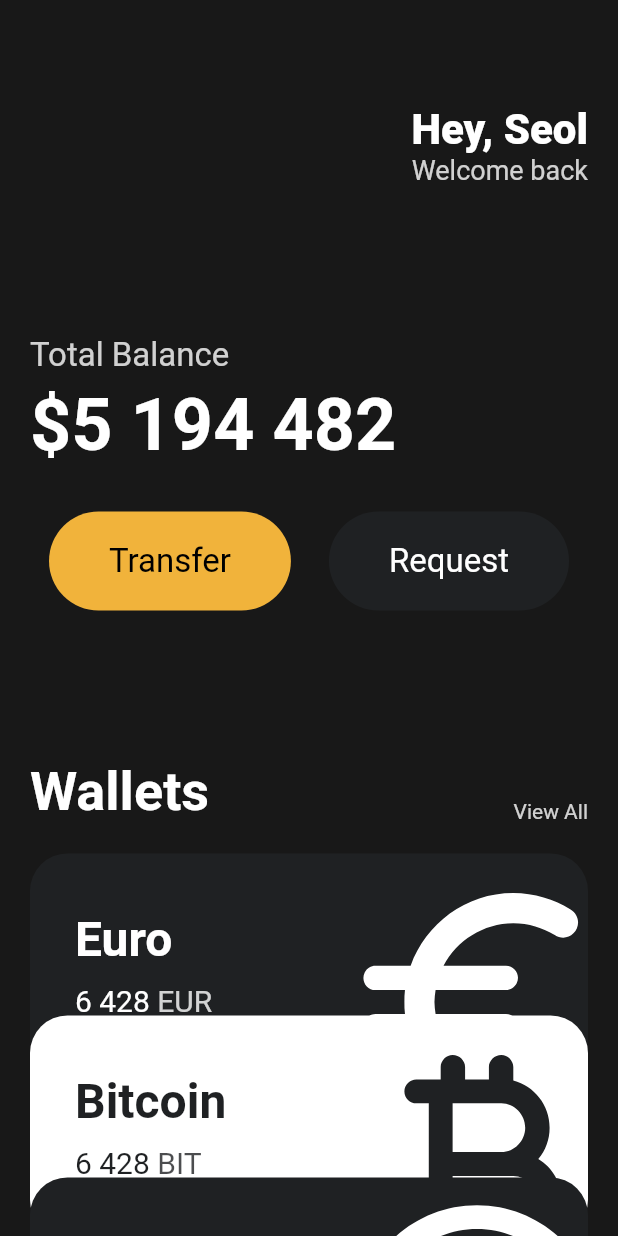
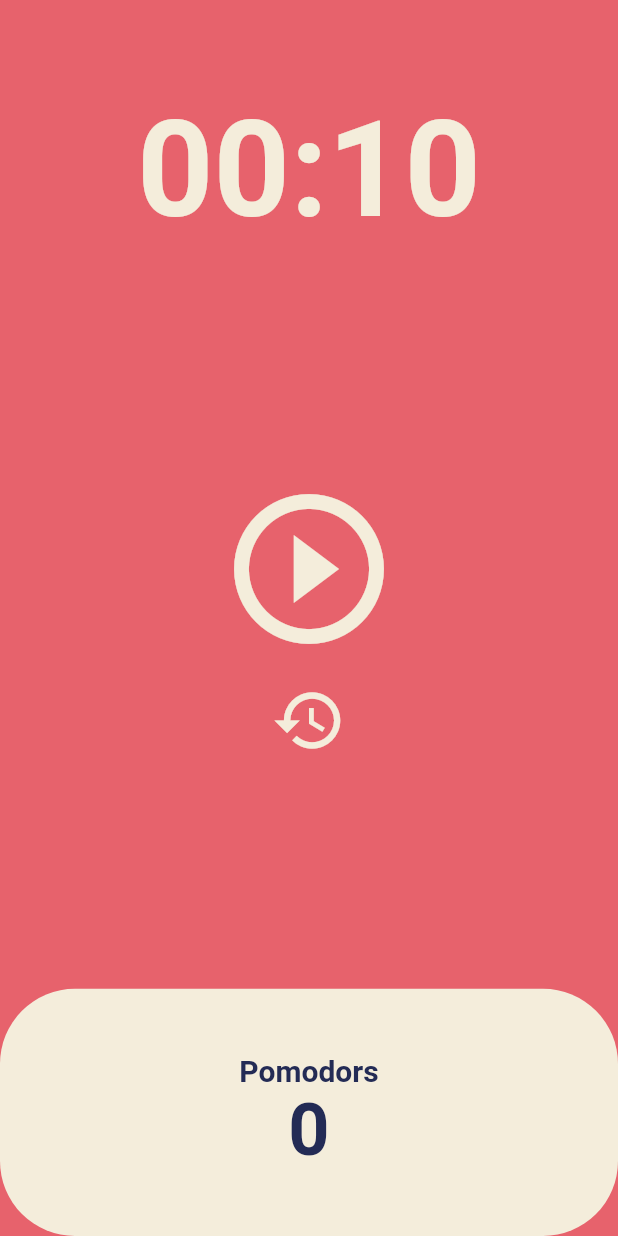
Before and after one commit to seolhs04/flutter-playground, a Flutter app: the screen it shows after launch, on a phone screen of 412 x 824 dp. Run offline on Flutter 3.47's test engine with Material 2 defaults, Android fonts, the phone set to English and light mode, and no system bars.

```diff
--- a/lib/main.dart
+++ b/lib/main.dart
@@ -1,6 +1,5 @@
 import 'package:flutter/material.dart';
-import 'package:flutter_app/widgets/Button.dart';
-import 'package:flutter_app/widgets/currency_card.dart';
+import 'package:flutter_app/screens/home_screen.dart';
 
 void main() {
   runApp(const App());
@@ -12,139 +11,18 @@ class App extends StatelessWidget {
   @override
   Widget build(BuildContext context) {
     return MaterialApp(
-      home: Scaffold(
-          backgroundColor: const Color(0xFF181818),
-          body: SingleChildScrollView(
-            child: Padding(
-              padding: const EdgeInsets.symmetric(
-                horizontal: 20,
-              ),
-              child: Column(
-                crossAxisAlignment: CrossAxisAlignment.start,
-                children: [
-                  const SizedBox(
-                    height: 70,
-                  ),
-                  Row(
-                    mainAxisAlignment: MainAxisAlignment.end,
-                    children: [
-                      Column(
-                        crossAxisAlignment: CrossAxisAlignment.end,
-                        children: [
-                          const Text(
-                            'Hey, Seol',
-                            style: TextStyle(
-                              color: Colors.white,
-                              fontSize: 28,
-                              fontWeight: FontWeight.w800,
-                            ),
-                          ),
-                          Text(
-                            'Welcome back',
-                            style: TextStyle(
-                              color: Colors.white.withOpacity(0.8),
-                              fontSize: 18,
-                            ),
-                          ),
-                        ],
-                      )
-                    ],
-                  ),
-                  const SizedBox(
-                    height: 100,
-                  ),
-                  Text(
-                    'Total Balance',
-                    style: TextStyle(
-                      fontSize: 22,
-                      color: Colors.white.withOpacity(0.8),
-                    ),
-                  ),
-                  const SizedBox(
-                    height: 5,
-                  ),
-                  const Text(
-                    '\$5 194 482',
-                    style: TextStyle(
-                      fontSize: 48,
-                      fontWeight: FontWeight.w600,
-                      color: Colors.white,
-                    ),
-                  ),
-                  const SizedBox(
-                    height: 30,
-                  ),
-                  Row(
-                    mainAxisAlignment: MainAxisAlignment.spaceAround,
-                    children: const [
-                      Button(
-                          text: 'Transfer',
-                          bgColor: Color(0xFFF1B33B),
-                          textColor: Colors.black),
-                      Button(
-                          text: 'Request',
-                          bgColor: Color(0xFF1F2123),
-                          textColor: Colors.white)
-                    ],
-                  ),
-                  const SizedBox(
-                    height: 100,
-                  ),
-                  Row(
-                    mainAxisAlignment: MainAxisAlignment.spaceBetween,
-                    crossAxisAlignment: CrossAxisAlignment.end,
-                    children: [
-                      const Text(
-                        'Wallets',
-                        style: TextStyle(
-                          color: Colors.white,
-                          fontSize: 36,
-                          fontWeight: FontWeight.w600,
-                        ),
-                      ),
-                      Text(
-                        'View All',
-                        style: TextStyle(color: Colors.white.withOpacity(0.8)),
-                      ),
-                    ],
-                  ),
-                  const SizedBox(
-                    height: 20,
-                  ),
-                  const CurrencyCard(
-                    name: 'Euro',
-                    code: 'EUR',
-                    amount: '6 428',
-                    icon: Icons.euro_rounded,
-                    isInverted: false,
-                    order: 0,
-                  ),
-                  Transform.translate(
-                    offset: const Offset(0, -20),
-                    child: const CurrencyCard(
-                      name: 'Bitcoin',
-                      code: 'BIT',
-                      amount: '6 428',
-                      icon: Icons.currency_bitcoin_rounded,
-                      isInverted: true,
-                      order: 1,
-                    ),
-                  ),
-                  Transform.translate(
-                    offset: const Offset(0, -40),
-                    child: const CurrencyCard(
-                      name: 'Dollar',
-                      code: 'USD',
-                      amount: '6 428',
-                      icon: Icons.monetization_on_outlined,
-                      isInverted: false,
-                      order: 2,
-                    ),
-                  ),
-                ],
-              ),
-            ),
-          )),
+      theme: ThemeData(
+        colorScheme: ColorScheme.fromSwatch(
+          backgroundColor: const Color(0xFFE7626C),
+        ),
+        textTheme: const TextTheme(
+          displayLarge: TextStyle(
+            color: Color(0xFF232B55),
+          ),
+        ),
+        cardColor: const Color(0xFFF4EDDB),
+      ),
+      home: const HomeScreen(),
     );
   }
 }
--- /dev/null
+++ b/lib/screens/home_screen.dart
@@ -0,0 +1,141 @@
+import 'dart:async';
+import 'package:flutter/material.dart';
+
+class HomeScreen extends StatefulWidget {
+  const HomeScreen({super.key});
+
+  @override
+  State<HomeScreen> createState() => _HomeScreenState();
+}
+
+const twentyFiveMinutes = 10;
+
+class _HomeScreenState extends State<HomeScreen> {
+  int totalSeconds = twentyFiveMinutes;
+  bool isRunning = false;
+  int totalPomodoros = 0;
+  late Timer timer;
+
+  void resetTimer() {
+    setState(() {
+      totalSeconds = twentyFiveMinutes;
+      isRunning = false;
+    });
+    timer.cancel();
+  }
+
+  void onTick(Timer timer) {
+    if (totalSeconds == 0) {
+      setState(() {
+        totalPomodoros += 1;
+      });
+      resetTimer();
+    } else {
+      setState(() {
+        totalSeconds -= 1;
+      });
+    }
+  }
+
+  void onStartPressed() {
+    if (isRunning) {
+      timer.cancel();
+    } else {
+      timer = Timer.periodic(const Duration(seconds: 1), onTick);
+    }
+    setState(() {
+      isRunning = !isRunning;
+    });
+  }
+
+  String format(int seconds) {
+    var duration = Duration(seconds: seconds);
+    return duration.toString().split('.').first.substring(2, 7);
+  }
+
+  @override
+  Widget build(BuildContext context) {
+    return Scaffold(
+      backgroundColor: Theme.of(context).colorScheme.background,
+      body: Column(
+        children: [
+          Flexible(
+            flex: 1,
+            child: Container(
+              alignment: Alignment.bottomCenter,
+              child: Text(
+                format(totalSeconds),
+                style: TextStyle(
+                  color: Theme.of(context).cardColor,
+                  fontSize: 89,
+                  fontWeight: FontWeight.w600,
+                ),
+              ),
+            ),
+          ),
+          Flexible(
+            flex: 3,
+            child: Column(
+              mainAxisAlignment: MainAxisAlignment.center,
+              children: [
+                IconButton(
+                  iconSize: 120,
+                  onPressed: onStartPressed,
+                  icon: Icon(isRunning
+                      ? Icons.pause_circle_outline
+                      : Icons.play_circle_outline),
+                  color: Theme.of(context).cardColor,
+                ),
+                IconButton(
+                  iconSize: 50,
+                  onPressed: resetTimer,
+                  icon: const Icon(Icons.restore),
+                  color: Theme.of(context).cardColor,
+                ),
+              ],
+            ),
+          ),
+          Flexible(
+            flex: 1,
+            child: Row(
+              children: [
+                Expanded(
+                  child: Container(
+                    decoration: BoxDecoration(
+                        color: Theme.of(context).cardColor,
+                        borderRadius: BorderRadius.circular(50)),
+                    child: Column(
+                      mainAxisAlignment: MainAxisAlignment.center,
+                      children: [
+                        Text(
+                          'Pomodors',
+                          style: TextStyle(
+                              fontSize: 20,
+                              fontWeight: FontWeight.w600,
+                              color: Theme.of(context)
+                                  .textTheme
+                                  .displayLarge!
+                                  .color),
+                        ),
+                        Text(
+                          '$totalPomodoros',
+                          style: TextStyle(
+                              fontSize: 48,
+                              fontWeight: FontWeight.w600,
+                              color: Theme.of(context)
+                                  .textTheme
+                                  .displayLarge!
+                                  .color),
+                        ),
+                      ],
+                    ),
+                  ),
+                ),
+              ],
+            ),
+          ),
+        ],
+      ),
+    );
+  }
+}
```
